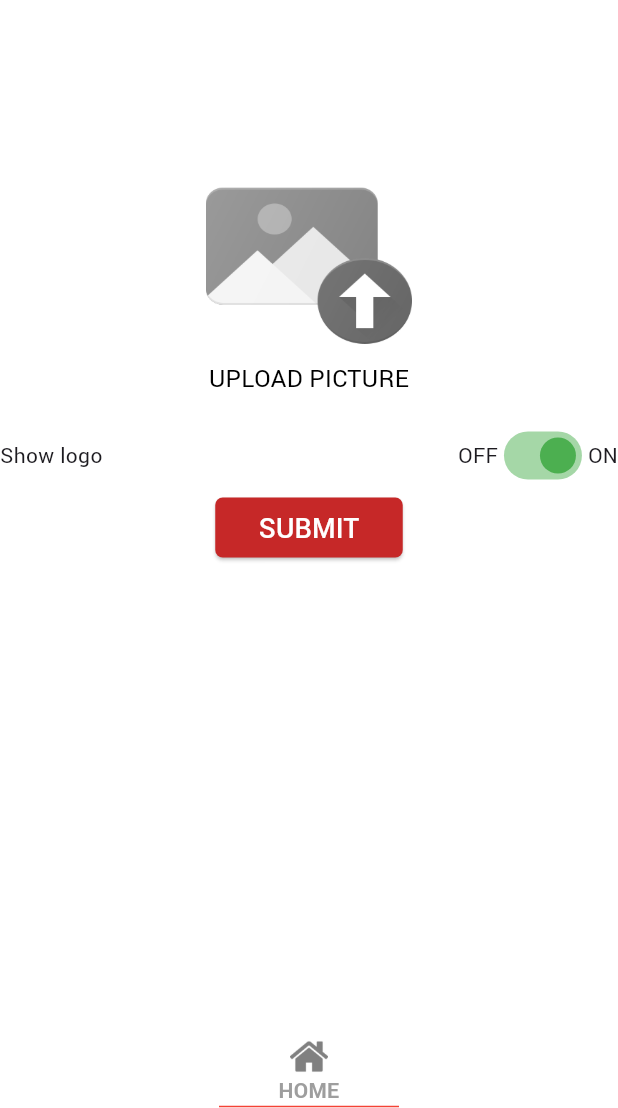
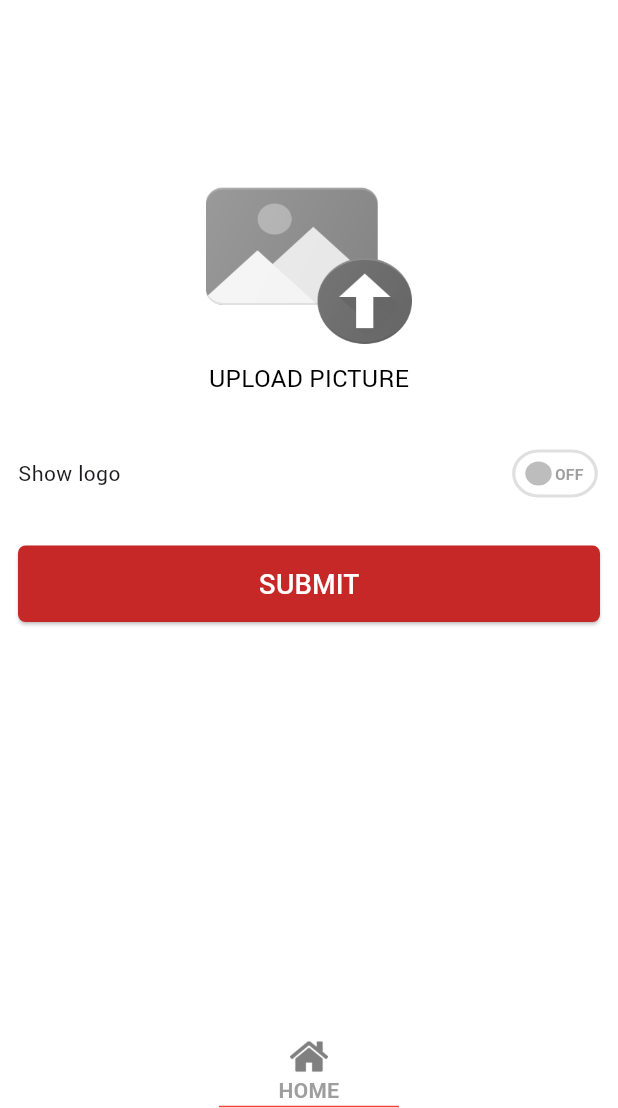
Before and after one commit to loganathantsi/cityscoop, a Flutter app: the DashboardScreen screen opened directly, after a tap on "UPLOAD PHOTO", on a phone screen of 412 x 824 dp, the part 128-1236 px from its top. Run offline on Flutter 3.47's test engine with Material 3 defaults, Android fonts, the phone set to English and light mode, and no system bars; our stand-ins replace flutter_easyloading, flutter_html, shared_preferences; missing offline and left inert: http_interceptor; accounts and stored records are empty.

Commit message:
upload picture

```diff
--- a/lib/UI/dashboard.dart
+++ b/lib/UI/dashboard.dart
@@ -1,3 +1,4 @@
+import 'package:CityScoop/UI/dialog_logout.dart';
 import 'package:CityScoop/UI/dialog_notifications.dart';
 import 'package:CityScoop/UI/upload_picture.dart';
 import 'package:CityScoop/app/components/utilities.dart';
@@ -30,20 +31,19 @@ class DashboardScreenState extends State<DashboardScreen> {
               Row(
                 mainAxisAlignment: MainAxisAlignment.spaceBetween,
                 children: [
-                Column(
-                  children: [
                 GestureDetector(
                   onTap: () {
                     setState(() {
                       dialogNotifications();
                     });
                   },
-                      child: Container(
+                  child: Column(
+                    children: [
+                      Container(
                           padding: EdgeInsets.all(10),
                           width: Utilities.getDeviceWidth(context) * 0.25,
                           height: 50,
                           child: Image.asset(Strings.notificationIcon, alignment: Alignment.center)),
-                    ),
                       Container(
                           padding: EdgeInsets.fromLTRB(10, 0, 10, 5),
                           width: Utilities.getDeviceWidth(context) * 0.25,
@@ -51,22 +51,27 @@ class DashboardScreenState extends State<DashboardScreen> {
                           child: Text("NOTICES", style: TextStyle(color: Colors.grey), textAlign: TextAlign.center)),
                     ],
                   ),
-                Column(
+                ),
+                GestureDetector(
+                  onTap: () {
+                    setState(() {
+                      dialogLogout();
+                    });
+                  },
+                  child: Column(
                     children: [
-                    GestureDetector(
-                      onTap: () {},
-                      child: Container(
+                      Container(
                           padding: EdgeInsets.all(10),
                           width: Utilities.getDeviceWidth(context) * 0.15,
                           height: 50,
                           child: Image.asset(Strings.logoutIcon, alignment: Alignment.center)),
-                    ),
                       Container(
                           padding: EdgeInsets.fromLTRB(10, 0, 10, 5),
                           width: Utilities.getDeviceWidth(context) * 0.25,
                           height: 50,
                           child: Text("LOG OUT", style: TextStyle(color: Colors.grey), textAlign: TextAlign.center)),
                     ],
+                  ),
                 ),
               ],),
               Container(
@@ -154,8 +159,12 @@ class DashboardScreenState extends State<DashboardScreen> {
           child: Column(
             mainAxisAlignment: MainAxisAlignment.center,
             children: [
-              GestureDetector(onTap:() {}, child: Image.asset(Strings.homeIcon, alignment: Alignment.center, height: 25)),
-              GestureDetector(onTap:() {}, child: Text("HOME", textAlign: TextAlign.center, style: TextStyle(color: Colors.grey, fontSize: 14, fontWeight: FontWeight.bold))),
+              GestureDetector(onTap:() {
+                Navigator.push(context, MaterialPageRoute(builder: (context) => DashboardScreen()));
+              }, child: Image.asset(Strings.homeIcon, alignment: Alignment.center, height: 25)),
+              GestureDetector(onTap:() {
+                Navigator.push(context, MaterialPageRoute(builder: (context) => DashboardScreen()));
+              }, child: Text("HOME", textAlign: TextAlign.center, style: TextStyle(color: Colors.grey, fontSize: 14, fontWeight: FontWeight.bold))),
               Expanded(child: SizedBox()),
               SizedBox(width: 120, child: Divider(color: Colors.red, height: 2)),
             ],
@@ -169,4 +178,11 @@ class DashboardScreenState extends State<DashboardScreen> {
       builder: (context) => DialogNotifications(),
     );
   }
+
+  void dialogLogout() {
+    showDialog(
+      context: context,
+      builder: (context) => DialogLogout(),
+    );
   }
+}
--- a/lib/UI/upload_picture.dart
+++ b/lib/UI/upload_picture.dart
@@ -1,3 +1,4 @@
+import 'package:CityScoop/UI/dashboard.dart';
 import 'package:CityScoop/app/components/utilities.dart';
 import 'package:CityScoop/constants/strings.dart';
 import 'package:flutter/material.dart';
@@ -10,6 +11,9 @@ class UploadPicture extends StatefulWidget {
 }
 
 class UploadPictureState extends State<UploadPicture> {
+
+  bool isSwitch = false;
+
   @override
   Widget build(BuildContext context) {
     return Scaffold(
@@ -19,9 +23,9 @@ class UploadPictureState extends State<UploadPicture> {
           child: Column(
             crossAxisAlignment: CrossAxisAlignment.stretch,
             children: [
-              InkWell(
+              GestureDetector(
                 onTap: () {
-                  showImagePickerSnackbar(context);
+
                 },
                 child: Container(
                     color: Colors.white,
@@ -39,7 +43,9 @@ class UploadPictureState extends State<UploadPicture> {
                       height: 125,
                       child: Image.asset(Strings.dashUploadPhotoLogo, alignment: Alignment.center, fit: BoxFit.fill)),
                   SizedBox(height: 40, child: Text("UPLOAD PICTURE", textAlign: TextAlign.center, style: TextStyle(color: Colors.black, fontSize: 16))),
-                  Row(
+                  Padding(
+                    padding: const EdgeInsets.all(12),
+                    child: Row(
                       mainAxisAlignment: MainAxisAlignment.spaceBetween,
                       children: [
                         SizedBox(child: Text("Show logo")),
@@ -47,25 +53,57 @@ class UploadPictureState extends State<UploadPicture> {
                           child: Row(
                             mainAxisSize: MainAxisSize.min,
                             children: [
-                            const Text("OFF"),
-                            Switch(
-                              value: true,
+                              Stack(
+                                alignment: Alignment.center,
+                                children: [
+                                  Transform.scale(
+                                    scaleX: 1.1,
+                                    scaleY: 1,
+                                    child: Switch(
+                                      value: isSwitch,
                                       onChanged: (value) {
                                         setState(() {
-                                  // isSwitched = value;
+                                          isSwitch = value;
                                         });
                                       },
-                              activeColor: Colors.green, // Color when switch is ON
-                              inactiveThumbColor: Colors.grey, // Color when switch is OFF
+                                      trackOutlineColor: WidgetStateProperty.resolveWith<Color?>(
+                                            (Set<WidgetState> states) {
+                                          if (states.contains(WidgetState.selected)) {
+                                            return Colors.grey.shade300; // Outline color when switch is ON
+                                          }
+                                          return Colors.grey.shade300; // Outline color when switch is OFF
+                                        },
                                       ),
-                            const Text("ON"),
+                                      activeColor: Colors.red,
+                                      activeTrackColor: Colors.white,
+                                      inactiveThumbColor: Colors.grey.shade400,
+                                      inactiveTrackColor: Colors.white,
+                                    ),
+                                  ),
+                                  Positioned(
+                                    left: isSwitch ? 10 : 30, // Adjust position based on switch state
+                                    child: Text(
+                                      isSwitch ? "ON" : "OFF",
+                                      style: TextStyle(
+                                        fontSize: 10,
+                                        fontWeight: FontWeight.bold,
+                                        color: isSwitch ? Colors.red : Colors.grey,
+                                      ),
+                                    ),
+                                  ),
+                                ]
+                              ),
                             ],
                           ),
                         ),
                       ],
                     ),
+                  ),
                   SizedBox(
-                    width: 125,
+                    width: Utilities.getDeviceWidth(context),
+                    height: 75,
+                    child: Padding(
+                      padding: const EdgeInsets.all(12),
                       child: ElevatedButton(
                         style: ElevatedButton.styleFrom(
                           backgroundColor: Colors.red[800],
@@ -78,6 +116,7 @@ class UploadPictureState extends State<UploadPicture> {
                         onPressed: () {},
                         child: Text('SUBMIT',
                           style: TextStyle(fontSize: 18, color: Colors.white),
+                        ),
                       ),
                     ),
                   ),
@@ -94,48 +133,16 @@ class UploadPictureState extends State<UploadPicture> {
           child: Column(
             mainAxisAlignment: MainAxisAlignment.center,
             children: [
-              InkWell(onTap:() {}, child: Image.asset(Strings.homeIcon, alignment: Alignment.center, height: 25)),
-              InkWell(onTap:() {}, child: Text("HOME", textAlign: TextAlign.center, style: TextStyle(color: Colors.grey, fontSize: 14, fontWeight: FontWeight.bold))),
+              GestureDetector(onTap:() {
+                Navigator.push(context, MaterialPageRoute(builder: (context) => DashboardScreen()));
+              }, child: Image.asset(Strings.homeIcon, alignment: Alignment.center, height: 25)),
+              GestureDetector(onTap:() {
+                Navigator.push(context, MaterialPageRoute(builder: (context) => DashboardScreen()));
+              }, child: Text("HOME", textAlign: TextAlign.center, style: TextStyle(color: Colors.grey, fontSize: 14, fontWeight: FontWeight.bold))),
               Expanded(child: SizedBox()),
               SizedBox(width: 120, child: Divider(color: Colors.red, height: 2)),
             ],
           )),
     );
   }
-
-  void showImagePickerSnackbar(BuildContext context) {
-    ScaffoldMessenger.of(context).showSnackBar(
-      SnackBar(
-        content: Text("Choose an option"),
-        duration: Duration(seconds: 5), // Adjust as needed
-        action: SnackBarAction(
-          label: "Camera",
-          onPressed: () {
-            // Open Camera
-            print("Camera Selected");
-            // Implement your camera logic here
-          },
-        ),
-      ),
-    );
-
-    // Delay for second action so both options are visible
-    Future.delayed(Duration(milliseconds: 100), () {
-      ScaffoldMessenger.of(context).showSnackBar(
-        SnackBar(
-          content: Text("Choose an option"),
-          duration: Duration(seconds: 5),
-          action: SnackBarAction(
-            label: "Gallery",
-            onPressed: () {
-              // Open Gallery
-              print("Gallery Selected");
-              // Implement your gallery logic here
-            },
-          ),
-        ),
-      );
-    });
 }
-
-}
```
Also changed, not shown: lib/UI/dialog_logout.dart (added, +89 -0 lines). Lines whose indentation alone changed are shown as unchanged.
